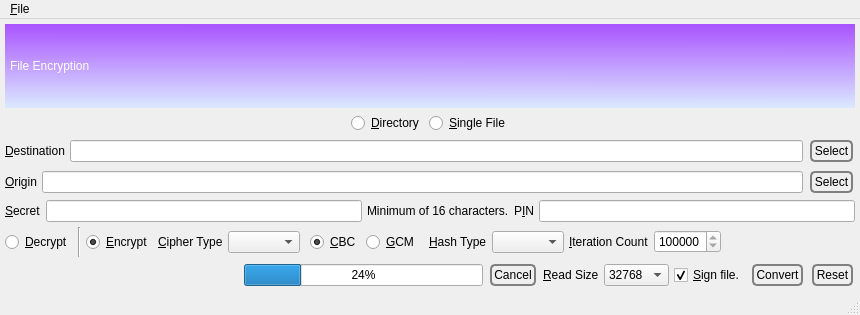
This is branches/trunk/GoldBug-UI/encryptfile.ui in textbrowser/spot-on as Qt 5 draws it before an edit. The edited form follows.
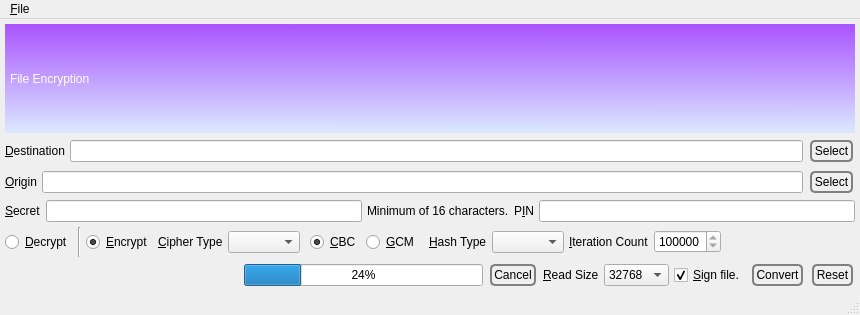
This is the edited form. Icons and pictures are not drawn.

Commit message: Directory encryption has been postponed.

The edit to the form file:
```diff
--- a/branches/trunk/GoldBug-UI/encryptfile.ui
+++ b/branches/trunk/GoldBug-UI/encryptfile.ui
@@ -52,53 +52,6 @@
       </property>
      </widget>
     </item>
-    <item>
-     <layout class="QHBoxLayout" name="horizontalLayout_4">
-      <item>
-       <spacer name="horizontalSpacer">
-        <property name="orientation">
-         <enum>Qt::Horizontal</enum>
-        </property>
-        <property name="sizeHint" stdset="0">
-         <size>
-          <width>40</width>
-          <height>20</height>
-         </size>
-        </property>
-       </spacer>
-      </item>
-      <item>
-       <widget class="QRadioButton" name="directory">
-        <property name="text">
-         <string>&amp;Directory</string>
-        </property>
-       </widget>
-      </item>
-      <item>
-       <widget class="QRadioButton" name="single_file">
-        <property name="text">
-         <string>&amp;Single File</string>
-        </property>
-        <property name="checked">
-         <bool>true</bool>
-        </property>
-       </widget>
-      </item>
-      <item>
-       <spacer name="horizontalSpacer_2">
-        <property name="orientation">
-         <enum>Qt::Horizontal</enum>
-        </property>
-        <property name="sizeHint" stdset="0">
-         <size>
-          <width>40</width>
-          <height>20</height>
-         </size>
-        </property>
-       </spacer>
-      </item>
-     </layout>
-    </item>
     <item>
      <layout class="QHBoxLayout" name="horizontalLayout_3">
       <property name="spacing">
```
Left out of the diff: 2 changed lines with no effect on the pictures. The commit also changes 1 other file.
